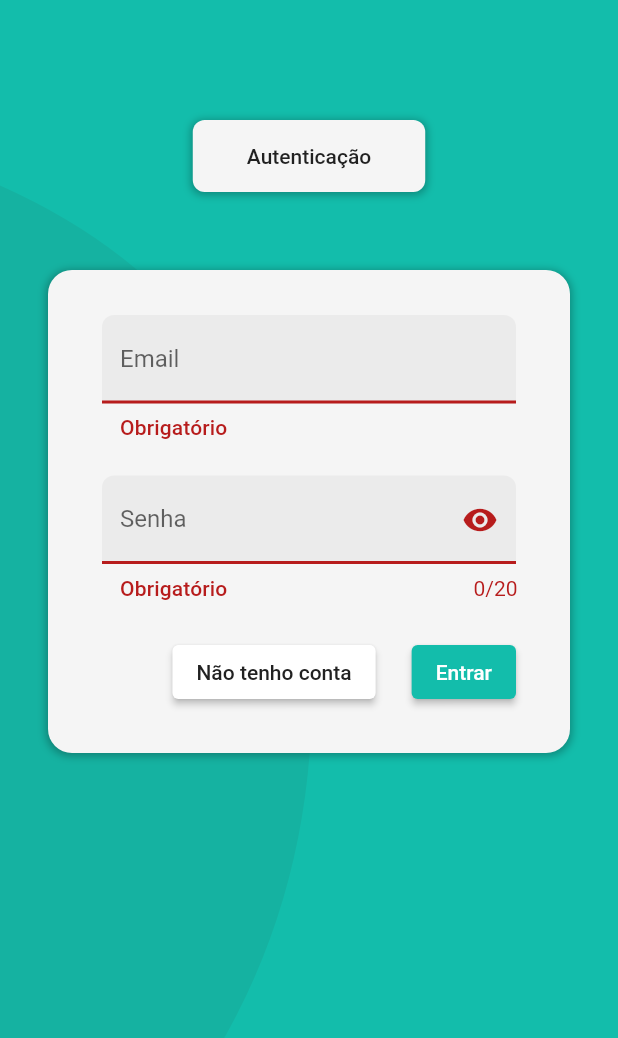
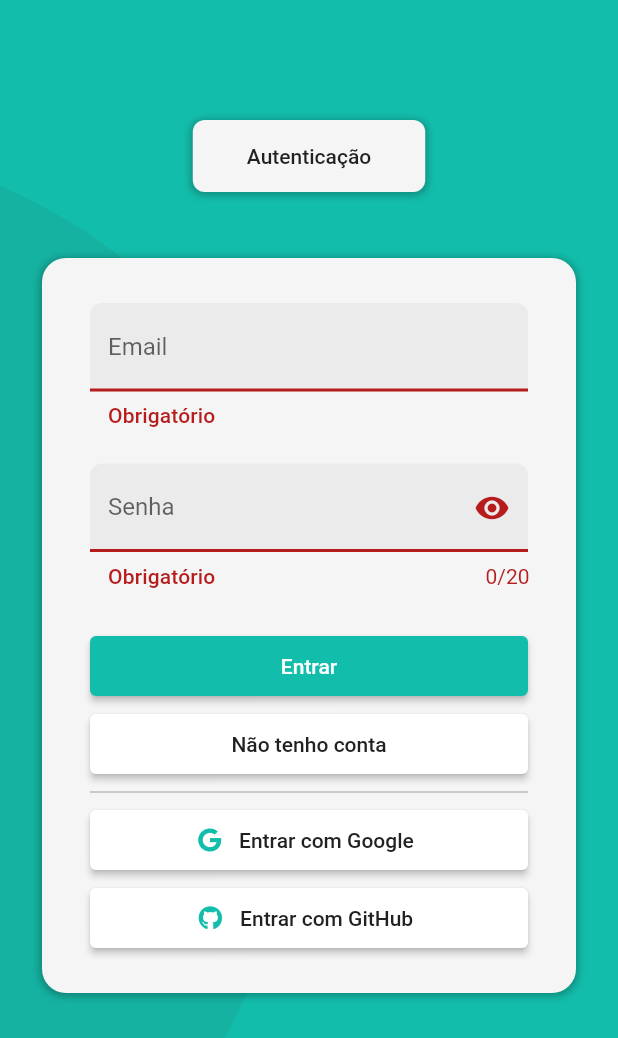
Before and after one commit to Franco904/autentication-firebase, a Flutter app: the screen it shows after launch, after a tap on "Entrar", on a phone screen of 412 x 824 dp. Shown: the top 1038 px of the screen. Run offline on Flutter 3.47's test engine with Material 2 defaults, Android fonts, the phone set to English and light mode, and no system bars; our stand-ins replace connectivity_plus, firebase_auth, firebase_core, font_awesome_flutter, get, google_sign_in; accounts and stored records are empty.

Commit message:
Launcher icon + social auths (google)

```diff
--- /dev/null
+++ b/lib/core/enums.dart
@@ -0,0 +1 @@
+enum SignInMethod { emailAndPassword, google, github, none }
--- a/lib/core/theme/app_colors.dart
+++ b/lib/core/theme/app_colors.dart
@@ -9,6 +9,7 @@ abstract class AppColors {
   static final red900 = Colors.red.shade900;
 
   static final grey300 = Colors.grey.shade300;
+  static final grey500 = Colors.grey.shade500;
   static final grey600 = Colors.grey.shade600;
   static final grey900 = Colors.grey.shade900;
 
--- a/lib/core/theme/app_theme.dart
+++ b/lib/core/theme/app_theme.dart
@@ -6,7 +6,6 @@ ThemeData createTheme() {
   final theme = ThemeData.from(colorScheme: createColorScheme());
 
   return theme.copyWith(
-    dividerTheme: DividerThemeData(space: 0, color: AppColors.grey300),
     dialogTheme: const DialogTheme(
       backgroundColor: Color(0xFFFFFFFF),
       contentTextStyle: TextStyle(
--- a/lib/modules/authentication/authentication_page.dart
+++ b/lib/modules/authentication/authentication_page.dart
@@ -1,3 +1,4 @@
+import 'package:authentication_firebase/core/enums.dart';
 import 'package:authentication_firebase/core/theme/app_colors.dart';
 import 'package:authentication_firebase/global_widgets/standard_painter.dart';
 import 'package:authentication_firebase/modules/authentication/authentication_page_controller.dart';
@@ -5,6 +6,7 @@ import 'package:authentication_firebase/modules/authentication/local_widgets/ema
 import 'package:authentication_firebase/modules/authentication/local_widgets/password_field_auth.dart';
 import 'package:authentication_firebase/modules/sign_up/sign_up_page.dart';
 import 'package:flutter/material.dart';
+import 'package:font_awesome_flutter/font_awesome_flutter.dart';
 import 'package:get/get.dart';
 
 class AuthenticationPage extends GetView<AuthenticationPageController> {
@@ -31,7 +33,7 @@ class AuthenticationPage extends GetView<AuthenticationPageController> {
                     children: const [
                       SizedBox(height: 44),
                       LogoSection(),
-                      SizedBox(height: 16),
+                      SizedBox(height: 8),
                       AuthSection(),
                     ],
                   ),
@@ -84,7 +86,7 @@ class AuthSection extends GetView<AuthenticationPageController> {
     return LayoutBuilder(
       builder: (_, constraints) {
         return Padding(
-          padding: const EdgeInsets.symmetric(horizontal: 32),
+          padding: const EdgeInsets.symmetric(horizontal: 28),
           child: Center(
             child: Container(
               decoration: BoxDecoration(
@@ -100,7 +102,7 @@ class AuthSection extends GetView<AuthenticationPageController> {
                 borderRadius: BorderRadius.circular(16),
               ),
               child: Padding(
-                padding: const EdgeInsets.symmetric(horizontal: 36, vertical: 30),
+                padding: const EdgeInsets.symmetric(horizontal: 32, vertical: 30),
                 child: Form(
                   key: controller.formKey,
                   child: Column(
@@ -109,15 +111,36 @@ class AuthSection extends GetView<AuthenticationPageController> {
                       const EmailFieldAuth(),
                       const SizedBox(height: 24),
                       const PasswordFieldAuth(),
-                      const SizedBox(height: 24),
-                      Align(
-                        alignment: Alignment.centerRight,
-                        child: Wrap(
-                          alignment: WrapAlignment.end,
-                          spacing: 24,
-                          runSpacing: 12,
+                      const SizedBox(height: 32),
+                      Column(
                         children: [
-                            ElevatedButton(
+                          Obx(
+                            () => AnimatedSwitcher(
+                              duration: const Duration(milliseconds: 200),
+                              child: controller.isLoading.value && controller.currentSignInMethod.value == SignInMethod.emailAndPassword
+                                  ? Transform.scale(
+                                      scale: 0.75,
+                                      child: const CircularProgressIndicator(),
+                                    )
+                                  : SizedBox(
+                                      width: double.infinity,
+                                      height: 40,
+                                      child: ElevatedButton(
+                                        onPressed: () {
+                                          FocusScope.of(context).unfocus();
+                                          controller.signIn(SignInMethod.emailAndPassword);
+                                        },
+                                        child: const Text('Entrar', style: TextStyle(color: AppColors.white)),
+                                        style: ButtonStyle(backgroundColor: MaterialStateProperty.all(AppColors.greenMarineLight)),
+                                      ),
+                                    ),
+                            ),
+                          ),
+                          const SizedBox(height: 12),
+                          SizedBox(
+                            width: double.infinity,
+                            height: 40,
+                            child: ElevatedButton(
                               onPressed: () => Get.offNamed(SignUpPage.route),
                               child: Text('Não tenho conta', style: TextStyle(color: Colors.grey[900])),
                               style: ElevatedButton.styleFrom(
@@ -125,29 +148,68 @@ class AuthSection extends GetView<AuthenticationPageController> {
                                 animationDuration: const Duration(milliseconds: 400),
                               ),
                             ),
-                            SizedBox(
-                              height: 48,
-                              child: Obx(
+                          ),
+                          SizedBox(height: 24, child: Divider(color: AppColors.grey500)),
+                          Obx(
                             () => AnimatedSwitcher(
                               duration: const Duration(milliseconds: 200),
-                                  child: controller.isLoading.value
+                              child: controller.isLoading.value && controller.currentSignInMethod.value == SignInMethod.google
                                   ? Transform.scale(
                                       scale: 0.75,
                                       child: const CircularProgressIndicator(),
                                     )
-                                      : ElevatedButton(
+                                  : SizedBox(
+                                      width: double.infinity,
+                                      height: 40,
+                                      child: ElevatedButton.icon(
                                         onPressed: () {
                                           FocusScope.of(context).unfocus();
-                                            controller.signIn();
+                                          controller.signIn(SignInMethod.google);
                                         },
-                                          child: const Text('Entrar', style: TextStyle(color: AppColors.white)),
-                                          style: ButtonStyle(backgroundColor: MaterialStateProperty.all(AppColors.greenMarineLight)),
+                                        icon: const Padding(
+                                          padding: EdgeInsets.only(right: 4),
+                                          child: FaIcon(FontAwesomeIcons.google, color: AppColors.greenMarineLight, size: 16),
+                                        ),
+                                        label: Text('Entrar com Google', style: TextStyle(color: Colors.grey[900])),
+                                        style: ElevatedButton.styleFrom(
+                                          primary: AppColors.white,
+                                          animationDuration: const Duration(milliseconds: 400),
+                                        ),
+                                      ),
+                                    ),
+                            ),
+                          ),
+                          const SizedBox(height: 12),
+                          Obx(
+                            () => AnimatedSwitcher(
+                              duration: const Duration(milliseconds: 200),
+                              child: controller.isLoading.value && controller.currentSignInMethod.value == SignInMethod.github
+                                  ? Transform.scale(
+                                      scale: 0.75,
+                                      child: const CircularProgressIndicator(),
+                                    )
+                                  : SizedBox(
+                                      width: double.infinity,
+                                      height: 40,
+                                      child: ElevatedButton.icon(
+                                        onPressed: () {
+                                          FocusScope.of(context).unfocus();
+                                          controller.signIn(SignInMethod.github);
+                                        },
+                                        icon: const Padding(
+                                          padding: EdgeInsets.only(right: 4),
+                                          child: FaIcon(FontAwesomeIcons.github, color: AppColors.greenMarineLight, size: 16),
+                                        ),
+                                        label: Text('Entrar com GitHub', style: TextStyle(color: Colors.grey[900])),
+                                        style: ElevatedButton.styleFrom(
+                                          primary: AppColors.white,
+                                          animationDuration: const Duration(milliseconds: 400),
+                                        ),
                                       ),
                                     ),
                             ),
                           ),
                         ],
-                        ),
                       ),
                     ],
                   ),
--- a/lib/modules/authentication/authentication_page_controller.dart
+++ b/lib/modules/authentication/authentication_page_controller.dart
@@ -1,4 +1,5 @@
 import 'package:authentication_firebase/core/controllers/auth_controller.dart';
+import 'package:authentication_firebase/core/enums.dart';
 import 'package:authentication_firebase/core/util/connectivity.dart';
 import 'package:authentication_firebase/modules/authentication/local_widgets/auth_error_bottomsheet.dart';
 import 'package:authentication_firebase/modules/done/done_page.dart';
@@ -12,6 +13,8 @@ class AuthenticationPageController extends GetxController {
   final GlobalKey<FormState> formKey = GlobalKey<FormState>();
 
   final RxBool isLoading = false.obs;
+  final RxBool authFailed = false.obs;
+  final Rx<SignInMethod> currentSignInMethod = Rx<SignInMethod>(SignInMethod.none);
 
   final RxString authEmail = ''.obs;
   final RxString authPassword = ''.obs;
@@ -20,9 +23,14 @@ class AuthenticationPageController extends GetxController {
   final FocusNode authEmailFocusNode = FocusNode();
   final FocusNode authPasswordFocusNode = FocusNode();
 
-  Future<void> signIn() async {
-    if (!await checkInternet()) return;
+  Future<void> signIn(SignInMethod signInMethod) async {
+    if (!await checkInternet() || authController.currentUser != null) return;
 
+    currentSignInMethod.value = signInMethod;
+    authController.authTried.value = true;
+
+    switch (signInMethod) {
+      case SignInMethod.emailAndPassword:
         isLoading.value = true;
 
         await Future.delayed(const Duration(milliseconds: 20));
@@ -34,18 +42,41 @@ class AuthenticationPageController extends GetxController {
           return;
         }
 
-    await fetchUser();
+        await fetchUserEmailPassword();
+        break;
+
+      case SignInMethod.google:
+        await fetchUserGoogle();
+        break;
+
+      case SignInMethod.github:
+        await fetchUserGitHub();
+        break;
+
+      default:
+        authFailed.value = true;
+        errorMessage.value = 'Algum erro inesperado ocorreu durante a autenticação.';
+        break;
     }
 
-  Future<void> fetchUser() async {
-    authController.authTried.value = true;
+    if (authFailed.value) {
+      isLoading.value = false;
+      Get.bottomSheet(const AuthErrorBottomsheet());
+    } else {
+      isLoading.value = false;
+      Get.offAllNamed(DonePage.route);
+    }
+  }
 
+  Future<void> fetchUserEmailPassword() async {
     try {
-      await authController.signInWithEmailAndPassword(authEmail.value, authPassword.value);
+      final res = await authController.signInWithEmailAndPassword(authEmail.value, authPassword.value);
+      debugPrint('AAA: $res');
     } on FirebaseAuthException catch (e) {
       switch (e.code) {
         case 'user-not-found':
         case 'wrong-password':
+          debugPrint('AAA: ${e.code}');
           errorMessage.value = 'Usuário e/ou senha incorretos.';
           break;
 
@@ -54,12 +85,37 @@ class AuthenticationPageController extends GetxController {
           debugPrint(e.code);
           break;
       }
-
-      isLoading.value = false;
-      return Get.bottomSheet(const AuthErrorBottomsheet());
+      authFailed.value = true;
+      return;
+    }
+    authFailed.value = false;
   }
 
-    isLoading.value = false;
-    Get.offAllNamed(DonePage.route);
+  Future<void> fetchUserGoogle() async {
+    try {
+      final credential = await authController.signInWithGoogle();
+      if (credential == null) {
+        authFailed.value = true;
+        return;
       }
+      await authController.signInWithCredential(credential);
+    } on FirebaseAuthException catch (e) {
+      switch (e.code) {
+        case 'account-exists-with-different-credential':
+        case 'invalid-credential':
+          errorMessage.value = 'Usuário e/ou senha incorretos.';
+          break;
+
+        default:
+          errorMessage.value = 'Algum erro inesperado ocorreu durante a autenticação.';
+          debugPrint(e.code);
+          break;
       }
+      authFailed.value = true;
+      return;
+    }
+    authFailed.value = false;
+  }
+
+  Future<void> fetchUserGitHub() async {}
+}
--- a/lib/modules/sign_up/sign_up_page.dart
+++ b/lib/modules/sign_up/sign_up_page.dart
@@ -33,7 +33,7 @@ class SignUpPage extends GetView<SignUpPageController> {
                     children: const [
                       SizedBox(height: 44),
                       LogoSection(),
-                      SizedBox(height: 16),
+                      SizedBox(height: 8),
                       SignInSection(),
                     ],
                   ),
@@ -86,7 +86,7 @@ class SignInSection extends GetView<SignUpPageController> {
     return LayoutBuilder(
       builder: (_, constraints) {
         return Padding(
-          padding: const EdgeInsets.symmetric(horizontal: 32),
+          padding: const EdgeInsets.symmetric(horizontal: 28),
           child: Center(
             child: Container(
               decoration: BoxDecoration(
@@ -102,7 +102,7 @@ class SignInSection extends GetView<SignUpPageController> {
                 borderRadius: BorderRadius.circular(16),
               ),
               child: Padding(
-                padding: const EdgeInsets.symmetric(horizontal: 36, vertical: 30),
+                padding: const EdgeInsets.symmetric(horizontal: 32, vertical: 30),
                 child: Form(
                   key: controller.formKey,
                   child: Column(
--- a/lib/modules/sign_up/sign_up_page_controller.dart
+++ b/lib/modules/sign_up/sign_up_page_controller.dart
@@ -23,7 +23,7 @@ class SignUpPageController extends GetxController {
   final FocusNode signUpPasswordFocusNode = FocusNode();
 
   Future<void> signUp() async {
-    if (!await checkInternet()) return;
+    if (!await checkInternet() || authController.currentUser != null) return;
 
     isLoading.value = true;
 
@@ -48,7 +48,7 @@ class SignUpPageController extends GetxController {
     } on FirebaseAuthException catch (e) {
       switch (e.code) {
         case 'email-already-in-use':
-          errorMessage.value = 'Este usuário já foi registrado anteriormente.';
+          errorMessage.value = 'Este email já está registrado.';
           break;
 
         default:
--- a/pubspec.yaml
+++ b/pubspec.yaml
@@ -21,6 +21,8 @@ dependencies:
   firebase_core:
   firebase_auth:
   connectivity_plus: ^2.3.4
+  google_sign_in: ^5.3.3
+  font_awesome_flutter: ^10.1.0
 
 dev_dependencies:
   flutter_test:
```
Also changed, not shown: lib/core/controllers/auth_controller.dart (+31 -5 lines), lib/modules/done/done_page.dart (+10 -0 lines), lib/modules/done/done_page_controller.dart (+8 -0 lines), pubspec.lock, 23 other files. Lines whose indentation alone changed are shown as unchanged.
